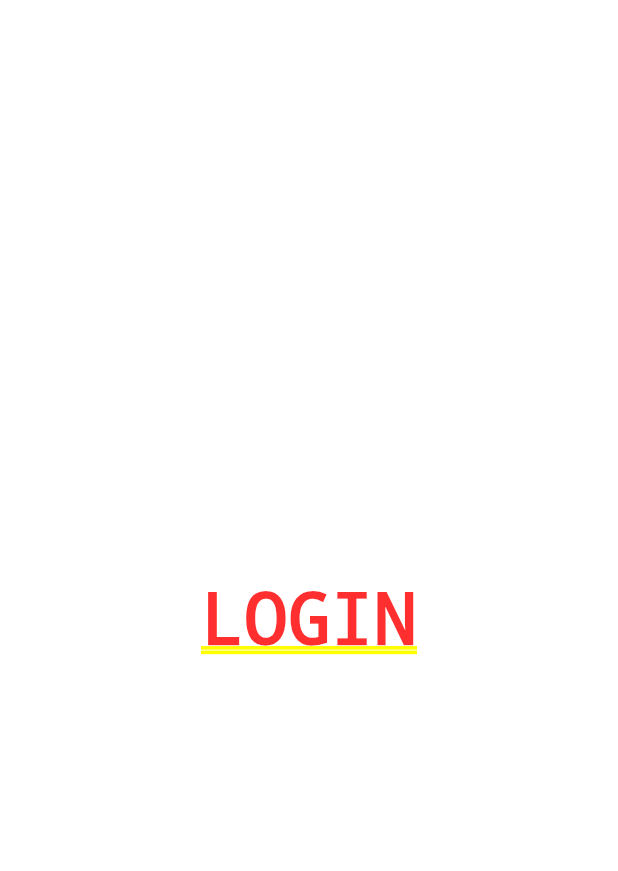
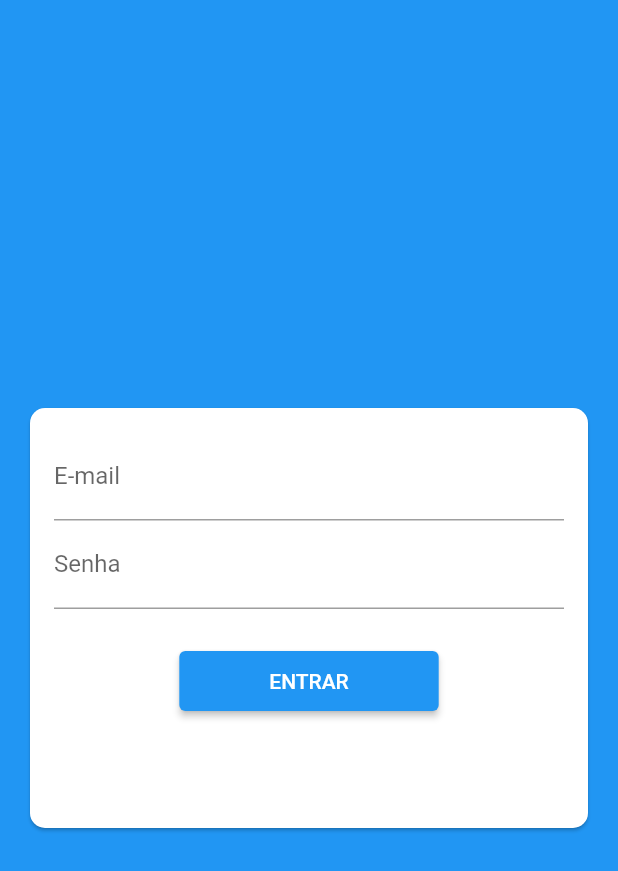
Before and after one commit to igao01/login_clean_architecture, a Flutter app: the screen it shows after launch, on a phone screen of 412 x 824 dp. Shown: the top 871 px of the screen. Run offline on Flutter 3.47's test engine with Material 2 defaults, Android fonts, the phone set to English and light mode, and no system bars; our stand-ins replace connectivity, dartz, dio, equatable, flutter_modular, mobx; generated files the repository leaves out were written again.

Commit message:
interface da tela de login criada

```diff
--- a/lib/app/app_widget.dart
+++ b/lib/app/app_widget.dart
@@ -9,6 +9,7 @@ class AppWidget extends StatelessWidget {
     return MaterialApp(
       title: 'Login',
       theme: ThemeData(primarySwatch: Colors.blue),
+      debugShowCheckedModeBanner: false,
     ).modular();
   }
 }
--- /dev/null
+++ b/lib/app/modules/login/presenter/login_page.dart
@@ -0,0 +1,69 @@
+import 'package:flutter/material.dart';
+import 'package:flutter_modular/flutter_modular.dart';
+import 'package:login_clean_architecture/app/modules/login/presenter/login_store.dart';
+
+class LoginPage extends StatefulWidget {
+  const LoginPage({
+    Key? key,
+  }) : super(key: key);
+
+  @override
+  State<LoginPage> createState() => _LoginPageState();
+}
+
+class _LoginPageState extends ModularState<LoginPage, LoginStore> {
+  @override
+  Widget build(BuildContext context) {
+    return SafeArea(
+      child: Stack(
+        alignment: Alignment.center,
+        children: [
+          Container(color: Theme.of(context).primaryColor),
+          SizedBox(
+            height: 280,
+            child: Card(
+              color: Colors.white,
+              margin: const EdgeInsets.symmetric(horizontal: 20),
+              shape: RoundedRectangleBorder(
+                borderRadius: BorderRadius.circular(10),
+              ),
+              child: Padding(
+                padding: const EdgeInsets.all(16),
+                child: Form(
+                  child: Column(
+                    children: [
+                      TextField(
+                        decoration: const InputDecoration(
+                          labelText: 'E-mail',
+                        ),
+                        keyboardType: TextInputType.emailAddress,
+                        onSubmitted: controller.setEmailText,
+                      ),
+                      TextField(
+                        decoration: const InputDecoration(
+                          labelText: 'Senha',
+                        ),
+                        keyboardType: TextInputType.text,
+                        obscureText: true,
+                        onSubmitted: controller.setPasswordText,
+                      ),
+                      const SizedBox(height: 24),
+                      ElevatedButton(
+                        child: const Text('ENTRAR'),
+                        onPressed: controller.executeLogin,
+                        style: ElevatedButton.styleFrom(
+                          padding: const EdgeInsets.symmetric(
+                              horizontal: 60, vertical: 12),
+                        ),
+                      ),
+                    ],
+                  ),
+                ),
+              ),
+            ),
+          ),
+        ],
+      ),
+    );
+  }
+}
--- a/lib/app/modules/login/presenter/pages/login_page.dart
+++ /dev/null
@@ -1,16 +0,0 @@
-import 'package:flutter/material.dart';
-
-class LoginPage extends StatelessWidget {
-  const LoginPage({Key? key}) : super(key: key);
-
-  @override
-  Widget build(BuildContext context) {
-    return Column(
-      mainAxisAlignment: MainAxisAlignment.center,
-      crossAxisAlignment: CrossAxisAlignment.center,
-      children: const [
-        Text('LOGIN'),
-      ],
-    );
-  }
-}
```
Also changed, not shown: lib/app/app_module.dart (+5 -2 lines), lib/app/modules/login/presenter/login_store.dart (added, +38 -0 lines), lib/app/modules/login/presenter/states/login_state.dart (added, +22 -0 lines), lib/app/modules/login/presenter/login_store.g.dart (added).
